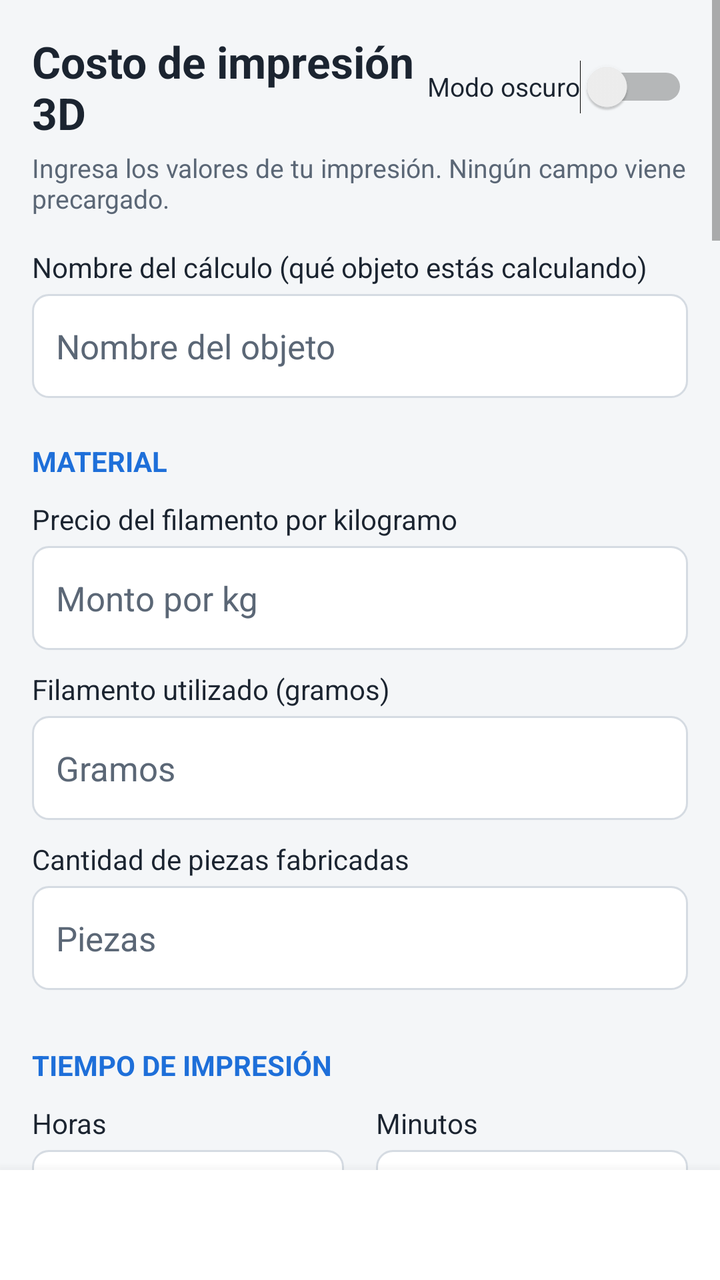
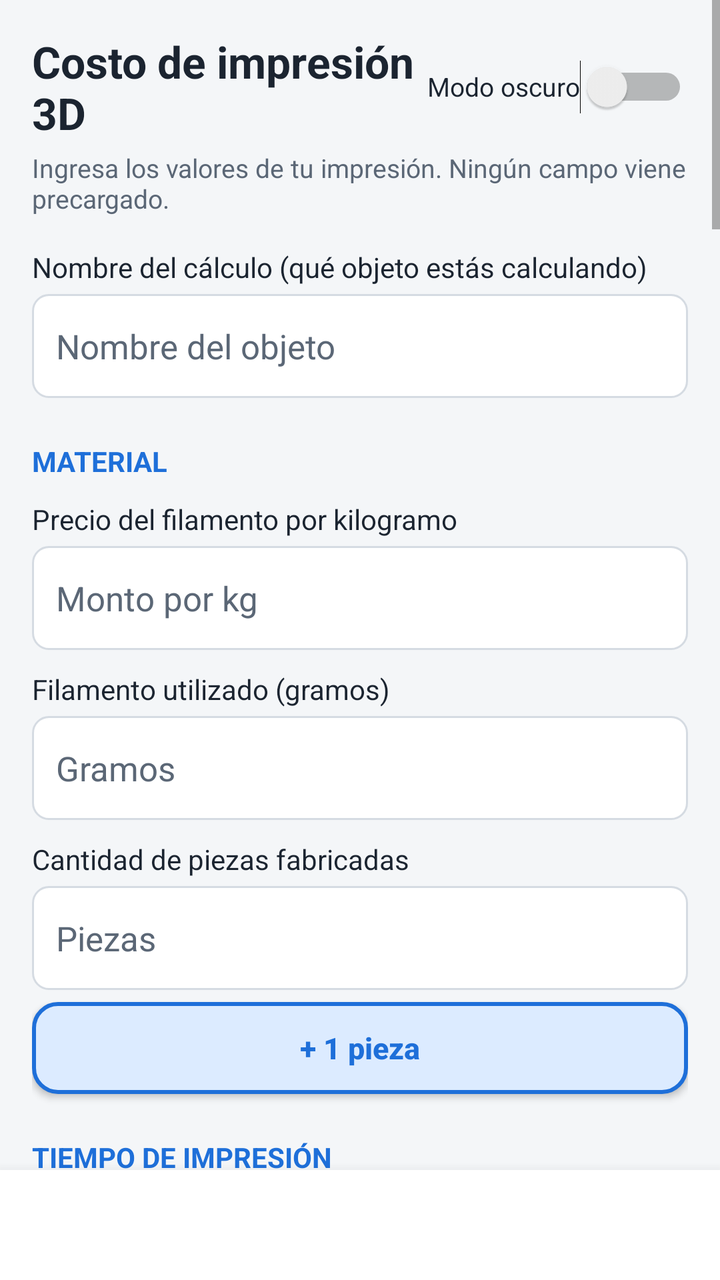

Screens rendered from an Android XML layout before and after an edit, with the pre-edit source and the edit as a unified diff.
<!-- AndroidManifest.xml: application theme AppTheme -->
<!-- res/layout/activity_main.xml -->
<?xml version="1.0" encoding="utf-8"?>
<LinearLayout xmlns:android="http://schemas.android.com/apk/res/android"
    android:layout_width="match_parent"
    android:layout_height="match_parent"
    android:background="?attr/cFondo"
    android:orientation="vertical">

<ScrollView
    android:layout_width="match_parent"
    android:layout_height="0dp"
    android:layout_weight="1"
    android:fillViewport="true"
    android:scrollbars="vertical">

    <LinearLayout
        android:layout_width="match_parent"
        android:layout_height="wrap_content"
        android:orientation="vertical"
        android:padding="16dp">

        <LinearLayout
            android:layout_width="match_parent"
            android:layout_height="wrap_content"
            android:gravity="center_vertical"
            android:orientation="horizontal">

            <TextView
                android:layout_width="0dp"
                android:layout_height="wrap_content"
                android:layout_weight="1"
                android:text="@string/titulo"
                android:textColor="?attr/cTexto"
                android:textSize="22sp"
                android:textStyle="bold" />

            <Switch
                android:id="@+id/sw_oscuro"
                android:layout_width="wrap_content"
                android:layout_height="48dp"
                android:text="@string/modo_oscuro"
                android:textColor="?attr/cTexto"
                android:textSize="13sp" />
        </LinearLayout>

        <TextView
            android:layout_width="match_parent"
            android:layout_height="wrap_content"
            android:layout_marginTop="4dp"
            android:text="@string/subtitulo"
            android:textColor="?attr/cTextoSuave"
            android:textSize="13sp" />

        
        <TextView style="@style/Etiqueta" android:layout_marginTop="16dp" android:text="@string/lbl_nombre" />
        <EditText
            android:id="@+id/et_nombre"
            style="@style/Campo"
            android:hint="@string/hint_nombre"
            android:inputType="textCapSentences" />

        
        <TextView style="@style/Seccion" android:text="@string/sec_material" />

        <TextView style="@style/Etiqueta" android:text="@string/lbl_precio_kg" />
        <EditText
            android:id="@+id/et_precio_kg"
            style="@style/Campo"
            android:hint="@string/hint_precio_kg"
            android:inputType="numberDecimal" />

        <TextView style="@style/Etiqueta" android:text="@string/lbl_gramos" />
        <EditText
            android:id="@+id/et_gramos"
            style="@style/Campo"
            android:hint="@string/hint_gramos"
            android:inputType="numberDecimal" />

        <TextView style="@style/Etiqueta" android:text="@string/lbl_piezas" />
        <EditText
            android:id="@+id/et_piezas"
            style="@style/Campo"
            android:hint="@string/hint_piezas"
            android:inputType="number" />
        <LinearLayout
            android:id="@+id/ll_chips_piezas"
            android:layout_width="match_parent"
            android:layout_height="wrap_content"
            android:layout_marginTop="6dp"
            android:orientation="horizontal" />

        
        <TextView style="@style/Seccion" android:text="@string/sec_tiempo" />

        <LinearLayout
            android:layout_width="match_parent"
            android:layout_height="wrap_content"
            android:orientation="horizontal">

            <LinearLayout
                android:layout_width="0dp"
                android:layout_height="wrap_content"
                android:layout_marginEnd="8dp"
                android:layout_weight="1"
                android:orientation="vertical">

                <TextView style="@style/Etiqueta" android:text="@string/lbl_horas" />
                <EditText
                    android:id="@+id/et_horas"
                    style="@style/Campo"
                    android:hint="@string/hint_horas"
                    android:inputType="numberDecimal" />
            </LinearLayout>

            <LinearLayout
                android:layout_width="0dp"
                android:layout_height="wrap_content"
                android:layout_marginStart="8dp"
                android:layout_weight="1"
                android:orientation="vertical">

                <TextView style="@style/Etiqueta" android:text="@string/lbl_minutos" />
                <EditText
                    android:id="@+id/et_minutos"
                    style="@style/Campo"
                    android:hint="@string/hint_minutos"
                    android:inputType="numberDecimal" />
            </LinearLayout>
        </LinearLayout>

        <LinearLayout
            android:id="@+id/ll_chips_minutos"
            android:layout_width="match_parent"
            android:layout_height="wrap_content"
            android:layout_marginTop="6dp"
            android:orientation="horizontal" />

        
        <TextView style="@style/Seccion" android:text="@string/sec_electricidad" />

        
        <TextView style="@style/Etiqueta" android:text="@string/lbl_material_menu" />
        <Spinner
            android:id="@+id/sp_material"
            android:layout_width="match_parent"
            android:layout_height="52dp"
            android:layout_marginTop="4dp"
            android:prompt="@string/prompt_material"
            android:spinnerMode="dialog" />
        <TextView
            android:id="@+id/tv_material_info"
            android:layout_width="match_parent"
            android:layout_height="wrap_content"
            android:layout_marginTop="4dp"
            android:text="@string/material_info_ninguno"
            android:textColor="?attr/cTextoSuave"
            android:textSize="12sp" />

        
        <LinearLayout
            android:id="@+id/ll_watts_otro"
            android:layout_width="match_parent"
            android:layout_height="wrap_content"
            android:orientation="vertical"
            android:visibility="gone">
            <TextView style="@style/Etiqueta" android:text="@string/lbl_watts" />
            <EditText
                android:id="@+id/et_watts"
                style="@style/Campo"
                android:hint="@string/hint_watts"
                android:inputType="numberDecimal" />
        </LinearLayout>

        
        <TextView style="@style/Etiqueta" android:layout_marginTop="18dp" android:text="@string/lbl_region" />
        <Spinner
            android:id="@+id/sp_region"
            android:layout_width="match_parent"
            android:layout_height="52dp"
            android:layout_marginTop="4dp"
            android:prompt="@string/prompt_region"
            android:spinnerMode="dialog" />

        <Button
            android:id="@+id/btn_detectar"
            android:layout_width="match_parent"
            android:layout_height="48dp"
            android:layout_marginTop="2dp"
            android:text="@string/btn_detectar" />

        <TextView
            android:id="@+id/tv_region_info"
            android:layout_width="match_parent"
            android:layout_height="wrap_content"
            android:layout_marginTop="6dp"
            android:text="@string/region_info_inicial"
            android:textColor="?attr/cTexto"
            android:textSize="13sp" />

        <TextView
            android:id="@+id/tv_region_ref"
            android:layout_width="match_parent"
            android:layout_height="wrap_content"
            android:layout_marginTop="4dp"
            android:text="@string/region_ref_ninguna"
            android:textColor="?attr/cTextoSuave"
            android:textSize="13sp" />

        <Button
            android:id="@+id/btn_tabla"
            android:layout_width="match_parent"
            android:layout_height="44dp"
            android:layout_marginTop="4dp"
            android:text="@string/btn_ver_tabla" />

        
        <LinearLayout
            android:id="@+id/ll_tabla"
            android:layout_width="match_parent"
            android:layout_height="wrap_content"
            android:background="@drawable/tarjeta_fondo"
            android:orientation="vertical"
            android:padding="10dp"
            android:visibility="gone" />

        
        <LinearLayout
            android:id="@+id/ll_kwh_manual"
            android:layout_width="match_parent"
            android:layout_height="wrap_content"
            android:orientation="vertical"
            android:visibility="gone">

            <TextView style="@style/Etiqueta" android:layout_marginTop="14dp" android:text="@string/lbl_precio_kwh_manual" />
            <EditText
                android:id="@+id/et_precio_kwh"
                style="@style/Campo"
                android:hint="@string/hint_precio_kwh"
                android:inputType="numberDecimal" />

            <TextView style="@style/Subtitulo" android:text="@string/sub_boleta" />

            <LinearLayout
                android:layout_width="match_parent"
                android:layout_height="wrap_content"
                android:orientation="horizontal">

                <LinearLayout
                    android:layout_width="0dp"
                    android:layout_height="wrap_content"
                    android:layout_marginEnd="8dp"
                    android:layout_weight="1"
                    android:orientation="vertical">

                    <TextView style="@style/Etiqueta" android:text="@string/lbl_boleta_monto" />
                    <EditText
                        android:id="@+id/et_boleta_monto"
                        style="@style/Campo"
                        android:hint="@string/hint_boleta_monto"
                        android:inputType="numberDecimal" />
                </LinearLayout>

                <LinearLayout
                    android:layout_width="0dp"
                    android:layout_height="wrap_content"
                    android:layout_marginStart="8dp"
                    android:layout_weight="1"
                    android:orientation="vertical">

                    <TextView style="@style/Etiqueta" android:text="@string/lbl_boleta_kwh" />
                    <EditText
                        android:id="@+id/et_boleta_kwh"
                        style="@style/Campo"
                        android:hint="@string/hint_boleta_kwh"
                        android:inputType="numberDecimal" />
                </LinearLayout>
            </LinearLayout>

            <LinearLayout style="@style/FilaSugerido">
                <TextView
                    android:id="@+id/tv_boleta_resultado"
                    style="@style/TextoSugerido"
                    android:text="@string/boleta_ayuda" />
                <Button
                    android:id="@+id/btn_usar_boleta"
                    style="@style/BotonUsar" />
            </LinearLayout>
        </LinearLayout>

        
        <TextView style="@style/Seccion" android:text="@string/sec_extras" />

        <TextView style="@style/Etiqueta" android:text="@string/lbl_horas_trabajo" />
        <EditText
            android:id="@+id/et_horas_trabajo"
            style="@style/Campo"
            android:hint="@string/hint_horas_trabajo"
            android:inputType="numberDecimal" />

        <TextView style="@style/Etiqueta" android:text="@string/lbl_costo_hora_trabajo" />
        <EditText
            android:id="@+id/et_costo_hora_trabajo"
            style="@style/Campo"
            android:hint="@string/hint_costo_hora_trabajo"
            android:inputType="numberDecimal" />

        <TextView style="@style/Etiqueta" android:text="@string/lbl_merma" />
        <EditText
            android:id="@+id/et_merma"
            style="@style/Campo"
            android:hint="@string/hint_merma"
            android:inputType="numberDecimal" />

        <TextView style="@style/Etiqueta" android:text="@string/lbl_otros" />
        <EditText
            android:id="@+id/et_otros"
            style="@style/Campo"
            android:hint="@string/hint_otros"
            android:inputType="numberDecimal" />

        <TextView style="@style/Etiqueta" android:text="@string/lbl_margen" />
        <EditText
            android:id="@+id/et_margen"
            style="@style/Campo"
            android:hint="@string/hint_margen"
            android:imeOptions="actionDone"
            android:inputType="numberDecimal" />

        <CheckBox
            android:id="@+id/cb_iva"
            android:layout_width="match_parent"
            android:layout_height="wrap_content"
            android:layout_marginTop="8dp"
            android:text="@string/cb_iva"
            android:textColor="?attr/cTexto"
            android:textSize="14sp" />

        
        <LinearLayout
            android:layout_width="match_parent"
            android:layout_height="wrap_content"
            android:layout_marginTop="20dp"
            android:orientation="horizontal">

            <Button
                android:id="@+id/btn_calcular"
                android:layout_width="0dp"
                android:layout_height="52dp"
                android:layout_marginEnd="8dp"
                android:layout_weight="1"
                android:backgroundTint="?attr/cAcento"
                android:text="@string/btn_calcular"
                android:textColor="?attr/cSobreAcento"
                android:textStyle="bold" />

            <Button
                android:id="@+id/btn_limpiar"
                android:layout_width="0dp"
                android:layout_height="52dp"
                android:layout_marginStart="8dp"
                android:layout_weight="1"
                android:text="@string/btn_limpiar" />
        </LinearLayout>

        <TextView
            android:id="@+id/tv_status"
            android:layout_width="match_parent"
            android:layout_height="wrap_content"
            android:layout_marginTop="12dp"
            android:text="@string/status_inicial"
            android:textColor="?attr/cTextoSuave"
            android:textSize="14sp" />

        
        <TextView style="@style/Seccion" android:text="@string/sec_resultados" />

        <LinearLayout
            android:layout_width="match_parent"
            android:layout_height="wrap_content"
            android:background="@drawable/tarjeta_fondo"
            android:orientation="vertical"
            android:padding="14dp">

            <LinearLayout style="@style/FilaResultado">
                <TextView style="@style/ResultadoEtiqueta" android:text="@string/res_material" />
                <TextView
                    android:id="@+id/tv_material"
                    style="@style/ResultadoValor"
                    android:text="@string/vacio" />
            </LinearLayout>

            <LinearLayout style="@style/FilaResultado">
                <TextView style="@style/ResultadoEtiqueta" android:text="@string/res_electricidad" />
                <TextView
                    android:id="@+id/tv_electricidad"
                    style="@style/ResultadoValor"
                    android:text="@string/vacio" />
            </LinearLayout>

            <LinearLayout style="@style/FilaResultado">
                <TextView style="@style/ResultadoEtiqueta" android:text="@string/res_depreciacion" />
                <TextView
                    android:id="@+id/tv_depreciacion"
                    style="@style/ResultadoValor"
                    android:text="@string/vacio" />
            </LinearLayout>

            <LinearLayout style="@style/FilaResultado">
                <TextView style="@style/ResultadoEtiqueta" android:text="@string/res_mantenimiento" />
                <TextView
                    android:id="@+id/tv_mantenimiento"
                    style="@style/ResultadoValor"
                    android:text="@string/vacio" />
            </LinearLayout>

            <LinearLayout style="@style/FilaResultado">
                <TextView style="@style/ResultadoEtiqueta" android:text="@string/res_mano_obra" />
                <TextView
                    android:id="@+id/tv_mano_obra"
                    style="@style/ResultadoValor"
                    android:text="@string/vacio" />
            </LinearLayout>

            <LinearLayout style="@style/FilaResultado">
                <TextView style="@style/ResultadoEtiqueta" android:text="@string/res_merma" />
                <TextView
                    android:id="@+id/tv_merma"
                    style="@style/ResultadoValor"
                    android:text="@string/vacio" />
            </LinearLayout>

            <LinearLayout style="@style/FilaResultado">
                <TextView style="@style/ResultadoEtiqueta" android:text="@string/res_otros" />
                <TextView
                    android:id="@+id/tv_otros"
                    style="@style/ResultadoValor"
                    android:text="@string/vacio" />
            </LinearLayout>

            <View
                android:layout_width="match_parent"
                android:layout_height="1dp"
                android:layout_marginTop="6dp"
                android:layout_marginBottom="6dp"
                android:background="?attr/cLinea" />

            <LinearLayout style="@style/FilaResultado">
                <TextView
                    style="@style/ResultadoEtiqueta"
                    android:text="@string/res_total"
                    android:textStyle="bold" />
                <TextView
                    android:id="@+id/tv_total"
                    style="@style/ResultadoValor"
                    android:text="@string/vacio"
                    android:textColor="?attr/cAcento"
                    android:textSize="28sp" />
            </LinearLayout>

            <LinearLayout style="@style/FilaResultado">
                <TextView
                    style="@style/ResultadoEtiqueta"
                    android:text="@string/res_unitario"
                    android:textStyle="bold" />
                <TextView
                    android:id="@+id/tv_unitario"
                    style="@style/ResultadoValor"
                    android:text="@string/vacio"
                    android:textSize="22sp" />
            </LinearLayout>

            <LinearLayout style="@style/FilaResultado" android:layout_marginTop="6dp">
                <TextView style="@style/ResultadoEtiqueta" android:text="@string/res_por_gramo" />
                <TextView
                    android:id="@+id/tv_por_gramo"
                    style="@style/ResultadoValor"
                    android:text="@string/vacio" />
            </LinearLayout>

            <LinearLayout style="@style/FilaResultado">
                <TextView style="@style/ResultadoEtiqueta" android:text="@string/res_por_hora" />
                <TextView
                    android:id="@+id/tv_por_hora"
                    style="@style/ResultadoValor"
                    android:text="@string/vacio" />
            </LinearLayout>

            <TextView
                android:id="@+id/tv_calculado_con"
                android:layout_width="match_parent"
                android:layout_height="wrap_content"
                android:layout_marginTop="10dp"
                android:textColor="?attr/cTexto"
                android:textSize="12sp" />

            <TextView
                android:id="@+id/tv_cuadra"
                android:layout_width="match_parent"
                android:layout_height="wrap_content"
                android:layout_marginTop="4dp"
                android:textColor="?attr/cAcento"
                android:textSize="12sp" />

            <TextView
                android:id="@+id/tv_fijos"
                android:layout_width="match_parent"
                android:layout_height="wrap_content"
                android:layout_marginTop="6dp"
                android:textColor="?attr/cTextoSuave"
                android:textSize="12sp" />
        </LinearLayout>

        
        <TextView style="@style/Seccion" android:text="@string/sec_venta" />

        <LinearLayout
            android:layout_width="match_parent"
            android:layout_height="wrap_content"
            android:background="@drawable/tarjeta_fondo"
            android:orientation="vertical"
            android:padding="14dp">

            <TextView
                android:id="@+id/tv_venta_ayuda"
                android:layout_width="match_parent"
                android:layout_height="wrap_content"
                android:text="@string/venta_ayuda"
                android:textColor="?attr/cTextoSuave"
                android:textSize="13sp" />

            <LinearLayout style="@style/FilaResultado" android:layout_marginTop="6dp">
                <TextView style="@style/ResultadoEtiqueta" android:text="@string/res_ganancia_unit" />
                <TextView
                    android:id="@+id/tv_ganancia_unit"
                    style="@style/ResultadoValor"
                    android:text="@string/vacio" />
            </LinearLayout>

            <LinearLayout style="@style/FilaResultado">
                <TextView style="@style/ResultadoEtiqueta" android:text="@string/res_ganancia" />
                <TextView
                    android:id="@+id/tv_ganancia"
                    style="@style/ResultadoValor"
                    android:text="@string/vacio" />
            </LinearLayout>

            <LinearLayout style="@style/FilaResultado">
                <TextView style="@style/ResultadoEtiqueta" android:text="@string/res_precio_venta" />
                <TextView
                    android:id="@+id/tv_precio_venta"
                    style="@style/ResultadoValor"
                    android:text="@string/vacio" />
            </LinearLayout>

            <LinearLayout style="@style/FilaResultado">
                <TextView style="@style/ResultadoEtiqueta" android:text="@string/res_precio_iva" />
                <TextView
                    android:id="@+id/tv_precio_iva"
                    style="@style/ResultadoValor"
                    android:text="@string/vacio" />
            </LinearLayout>

            <LinearLayout style="@style/FilaResultado">
                <TextView style="@style/ResultadoEtiqueta" android:text="@string/res_venta_lote" />
                <TextView
                    android:id="@+id/tv_venta_lote"
                    style="@style/ResultadoValor"
                    android:text="@string/vacio" />
            </LinearLayout>
        </LinearLayout>

        <TextView style="@style/Seccion" android:text="@string/sec_respaldo" />
        <Button
            android:id="@+id/btn_guardar_imagen"
            android:layout_width="match_parent"
            android:layout_height="52dp"
            android:layout_marginTop="6dp"
            android:enabled="false"
            android:text="@string/btn_guardar_imagen"
            android:textStyle="bold" />
        <Button
            android:id="@+id/btn_compartir"
            android:layout_width="match_parent"
            android:layout_height="48dp"
            android:layout_marginTop="4dp"
            android:enabled="false"
            android:text="@string/btn_compartir" />
        <Button
            android:id="@+id/btn_copiar"
            android:layout_width="match_parent"
            android:layout_height="48dp"
            android:enabled="false"
            android:text="@string/btn_copiar" />

        <TextView
            android:layout_width="match_parent"
            android:layout_height="wrap_content"
            android:layout_marginTop="12dp"
            android:layout_marginBottom="24dp"
            android:text="@string/nota_formato"
            android:textColor="?attr/cTextoSuave"
            android:textSize="12sp" />
    </LinearLayout>
</ScrollView>

    
    <LinearLayout
        android:layout_width="match_parent"
        android:layout_height="wrap_content"
        android:background="?attr/cTarjeta"
        android:elevation="10dp"
        android:gravity="center_vertical"
        android:orientation="horizontal"
        android:paddingStart="16dp"
        android:paddingTop="8dp"
        android:paddingEnd="16dp"
        android:paddingBottom="8dp">

        <LinearLayout
            android:layout_width="0dp"
            android:layout_height="wrap_content"
            android:layout_weight="1"
            android:orientation="vertical">

            <TextView
                android:id="@+id/tv_barra_total"
                android:layout_width="wrap_content"
                android:layout_height="wrap_content"
                android:textColor="?attr/cTexto"
                android:textSize="17sp"
                android:textStyle="bold" />

            <TextView
                android:id="@+id/tv_barra_detalle"
                android:layout_width="wrap_content"
                android:layout_height="wrap_content"
                android:textColor="?attr/cTextoSuave"
                android:textSize="12sp" />
        </LinearLayout>

        <TextView
            android:id="@+id/tv_barra_hora"
            android:layout_width="wrap_content"
            android:layout_height="wrap_content"
            android:gravity="end"
            android:textColor="?attr/cAcento"
            android:textSize="12sp"
            android:textStyle="bold" />
    </LinearLayout>
</LinearLayout>
<!-- resources referenced by this layout -->
<resources>
  <string name="hint_merma">Porcentaje</string>
  <string name="hint_watts">Watts</string>
  <string name="lbl_horas">Horas</string>
  <string name="lbl_merma">Merma / impresiones fallidas (%)</string>
  <string name="nota_formato">Usa punto o coma como separador decimal, sin separador de miles. Los montos se muestran en pesos chilenos (CLP), redondeados al peso; los cálculos internos usan los valores exactos, por eso una suma de cifras redondeadas puede diferir en $1 o $2. La merma se calcula sobre material, electricidad, depreciación y mantenimiento. El margen es sobre el costo unitario. Los precios del kWh de la tabla no son oficiales: confirma con tu boleta.</string>
  <string name="res_merma">Merma / fallos</string>
  <string name="vacio">—</string>
  <string name="btn_usar">USAR</string>
  <style name="TemaClaro" parent="android:Theme.Material.Light.NoActionBar">
          <item name="cFondo">@color/fondo</item>
          <item name="cTarjeta">@color/tarjeta</item>
          <item name="cTexto">@color/texto</item>
          <item name="cTextoSuave">@color/texto_suave</item>
          <item name="cAcento">@color/acento</item>
          <item name="cLinea">@color/linea</item>
          <item name="cError">@color/error</item>
          <item name="cCampo">@color/campo</item>
          <item name="cSobreAcento">@color/sobre_acento</item>
          <item name="cCampoLleno">@color/campo_lleno</item>
          <item name="cBordeLleno">@color/borde_lleno</item>
          <item name="android:colorAccent">@color/acento</item>
          <item name="android:colorPrimary">@color/acento</item>
          <item name="android:statusBarColor">@color/fondo</item>
          <item name="android:windowLightStatusBar">true</item>
          <item name="android:windowBackground">@color/fondo</item>
      </style>
  <color name="fondo">#F4F6F8</color>
  <color name="tarjeta">#FFFFFF</color>
  <color name="texto">#1B2430</color>
  <color name="acento">#1E6FD9</color>
  <color name="linea">#D5DBE2</color>
  <color name="error">#B3261E</color>
  <color name="campo">#FFFFFF</color>
  <!-- unchanged entries left out for length: 88 -->
</resources>

<!-- the commit's change to res/layout/activity_main.xml (unified diff, before → after) -->
@@ -81,12 +81,10 @@
             style="@style/Campo"
             android:hint="@string/hint_piezas"
             android:inputType="number" />
-        <LinearLayout
-            android:id="@+id/ll_chips_piezas"
-            android:layout_width="match_parent"
-            android:layout_height="wrap_content"
-            android:layout_marginTop="6dp"
-            android:orientation="horizontal" />
+        <Button
+            android:id="@+id/btn_mas_pieza"
+            style="@style/BotonRapido"
+            android:text="@string/btn_mas_pieza" />
 
         
         <TextView style="@style/Seccion" android:text="@string/sec_tiempo" />
@@ -109,6 +107,10 @@
                     style="@style/Campo"
                     android:hint="@string/hint_horas"
                     android:inputType="numberDecimal" />
+                <Button
+                    android:id="@+id/btn_mas_horas"
+                    style="@style/BotonRapido"
+                    android:text="@string/btn_mas_hora" />
             </LinearLayout>
 
             <LinearLayout
@@ -124,15 +126,12 @@
                     style="@style/Campo"
                     android:hint="@string/hint_minutos"
                     android:inputType="numberDecimal" />
-            </LinearLayout>
-        </LinearLayout>
-
-        <LinearLayout
-            android:id="@+id/ll_chips_minutos"
-            android:layout_width="match_parent"
-            android:layout_height="wrap_content"
-            android:layout_marginTop="6dp"
-            android:orientation="horizontal" />
+                <Button
+                    android:id="@+id/btn_mas_minutos"
+                    style="@style/BotonRapido"
+                    android:text="@string/btn_mas_minutos" />
+            </LinearLayout>
+        </LinearLayout>
 
         
         <TextView style="@style/Seccion" android:text="@string/sec_electricidad" />
<!-- resource entries referenced after the edit -->
@@ -1,12 +1,46 @@
 <!-- resources referenced by this layout -->
 <resources>
-  <string name="hint_merma">Porcentaje</string>
+  <string name="btn_mas_hora">+ 1 hora</string>
+  <string name="btn_mas_minutos">+ 10 min</string>
+  <string name="btn_mas_pieza">+ 1 pieza</string>
+  <string name="hint_merma">Cantidad</string>
   <string name="hint_watts">Watts</string>
   <string name="lbl_horas">Horas</string>
-  <string name="lbl_merma">Merma / impresiones fallidas (%)</string>
-  <string name="nota_formato">Usa punto o coma como separador decimal, sin separador de miles. Los montos se muestran en pesos chilenos (CLP), redondeados al peso; los cálculos internos usan los valores exactos, por eso una suma de cifras redondeadas puede diferir en $1 o $2. La merma se calcula sobre material, electricidad, depreciación y mantenimiento. El margen es sobre el costo unitario. Los precios del kWh de la tabla no son oficiales: confirma con tu boleta.</string>
-  <string name="res_merma">Merma / fallos</string>
+  <string name="lbl_merma">Piezas fallidas (cuántas se perdieron)</string>
+  <string name="nota_formato">Usa punto o coma como separador decimal, sin separador de miles. Los montos se muestran en pesos chilenos (CLP), redondeados al peso; los cálculos internos usan los valores exactos, por eso una suma de cifras redondeadas puede diferir en $1 o $2. Cada pieza fallida cuesta lo mismo que una pieza buena (material, electricidad, depreciación, mantenimiento y mano de obra; sin embalaje ni envío) y ese costo se suma al total y se reparte entre las piezas buenas: ingresa los gramos y el tiempo de las piezas buenas solamente. El margen es sobre el costo unitario. Los precios del kWh de la tabla no son oficiales: confirma con tu boleta.</string>
+  <string name="res_merma">Piezas fallidas (costo repartido)</string>
   <string name="vacio">—</string>
+  <style name="BotonRapido">
+          <item name="android:layout_width">match_parent</item>
+          <item name="android:layout_height">46dp</item>
+          <item name="android:layout_marginTop">6dp</item>
+          <item name="android:background">@drawable/boton_rapido</item>
+          <item name="android:minHeight">0dp</item>
+          <item name="android:minWidth">0dp</item>
+          <item name="android:focusable">false</item>
+          <item name="android:textAllCaps">false</item>
+          <item name="android:textColor">?attr/cAcento</item>
+          <item name="android:textSize">15sp</item>
+          <item name="android:textStyle">bold</item>
+      </style>
+  <!-- drawable boton_rapido (drawable) -->
+  <?xml version="1.0" encoding="utf-8"?>
+  <selector xmlns:android="http://schemas.android.com/apk/res/android">
+      <item android:state_pressed="true">
+          <shape android:shape="rectangle">
+              <solid android:color="?attr/cBotonPresionado" />
+              <stroke android:width="2dp" android:color="?attr/cAcento" />
+              <corners android:radius="12dp" />
+          </shape>
+      </item>
+      <item>
+          <shape android:shape="rectangle">
+              <solid android:color="?attr/cBoton" />
+              <stroke android:width="2dp" android:color="?attr/cAcento" />
+              <corners android:radius="12dp" />
+          </shape>
+      </item>
+  </selector>
   <string name="btn_usar">USAR</string>
   <style name="TemaClaro" parent="android:Theme.Material.Light.NoActionBar">
           <item name="cFondo">@color/fondo</item>
@@ -18,6 +52,8 @@
           <item name="cError">@color/error</item>
           <item name="cCampo">@color/campo</item>
           <item name="cSobreAcento">@color/sobre_acento</item>
+          <item name="cBoton">@color/boton</item>
+          <item name="cBotonPresionado">@color/boton_presionado</item>
           <item name="cCampoLleno">@color/campo_lleno</item>
           <item name="cBordeLleno">@color/borde_lleno</item>
           <item name="android:colorAccent">@color/acento</item>
@@ -33,6 +69,8 @@
   <color name="linea">#D5DBE2</color>
   <color name="error">#B3261E</color>
   <color name="campo">#FFFFFF</color>
+  <color name="boton">#DCEBFF</color>
+  <color name="boton_presionado">#B3D2FF</color>
   <!-- unchanged entries left out for length: 88 -->
 </resources>
 
